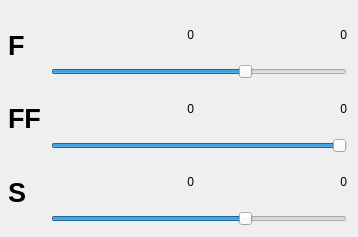
Above: src/UI/SpeedInfo.ui from DjangoReinhard/FalconView before the change. Below: the same form after it.
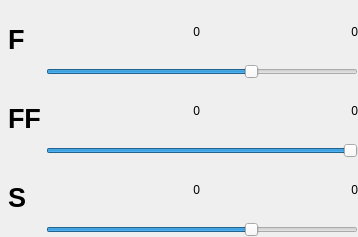
That is the form after the change.

The edit to the form file:
```diff
--- a/src/UI/SpeedInfo.ui
+++ b/src/UI/SpeedInfo.ui
@@ -17,12 +17,21 @@
    <property name="leftMargin">
     <number>4</number>
    </property>
+   <property name="topMargin">
+    <number>0</number>
+   </property>
+   <property name="rightMargin">
+    <number>0</number>
+   </property>
+   <property name="bottomMargin">
+    <number>0</number>
+   </property>
    <property name="horizontalSpacing">
-    <number>10</number>
-   </property>
-   <property name="verticalSpacing">
     <number>5</number>
    </property>
+   <property name="verticalSpacing">
+    <number>0</number>
+   </property>
    <item row="0" column="1">
     <widget class="QLabel" name="curFeed">
      <property name="sizePolicy">
```
